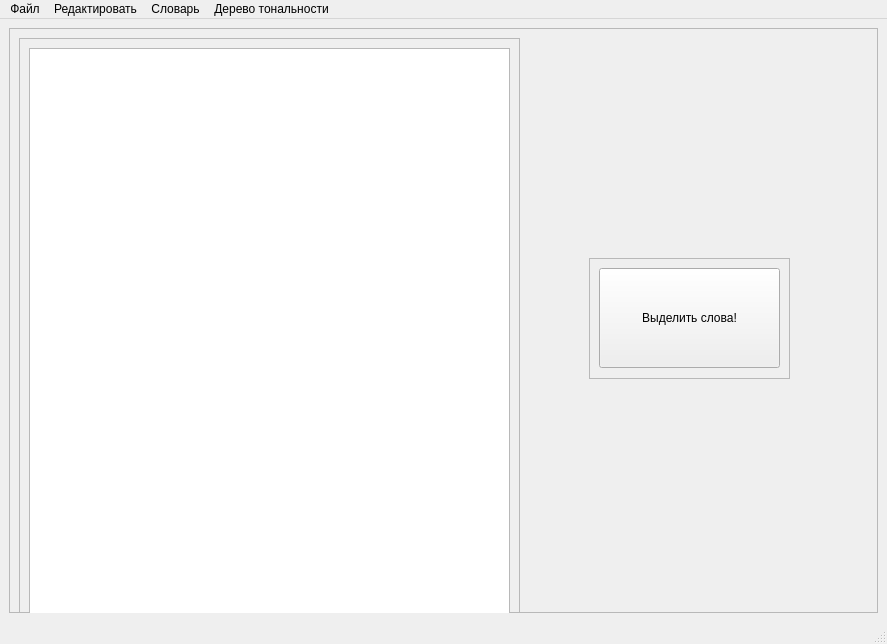
Above: ui/main.ui from Andrew-Garanin/SentimentVisualizationApp before the change. Below: the same form after it.
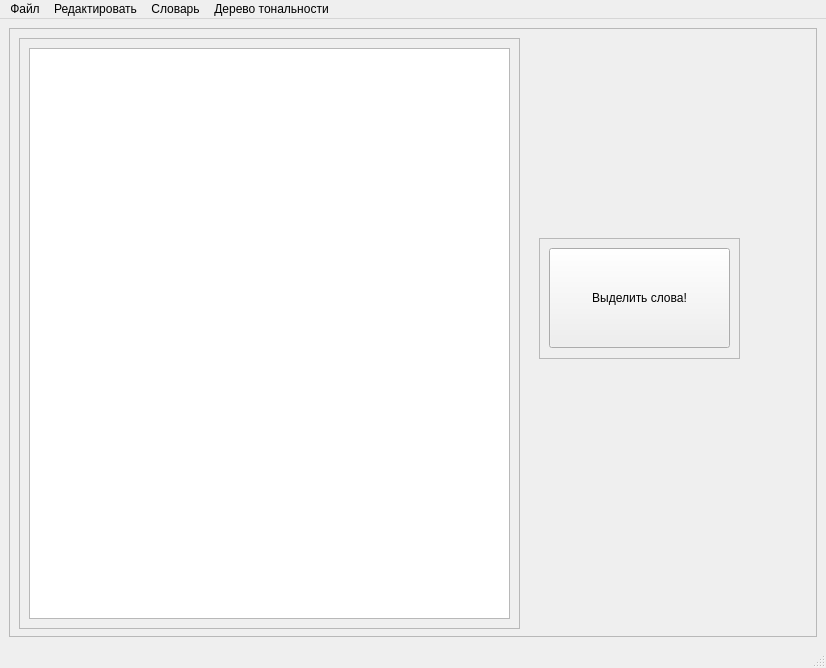
That is the form after the change.

The edit to the form file:
```diff
--- a/ui/main.ui
+++ b/ui/main.ui
@@ -6,8 +6,8 @@
    <rect>
     <x>0</x>
     <y>0</y>
-    <width>887</width>
-    <height>644</height>
+    <width>826</width>
+    <height>668</height>
    </rect>
   </property>
   <property name="contextMenuPolicy">
@@ -73,8 +73,8 @@
       <widget class="QFrame" name="frame_3">
        <property name="geometry">
         <rect>
-         <x>580</x>
-         <y>230</y>
+         <x>530</x>
+         <y>210</y>
          <width>201</width>
          <height>121</height>
         </rect>
@@ -92,7 +92,7 @@
         <enum>QFrame::Raised</enum>
        </property>
        <layout class="QGridLayout" name="gridLayout_3">
-        <item row="0" column="0">
+        <item row="0" column="1">
          <widget class="QPushButton" name="buttonMarkup">
           <property name="minimumSize">
            <size>
@@ -116,7 +116,7 @@
     <rect>
      <x>0</x>
      <y>0</y>
-     <width>887</width>
+     <width>826</width>
      <height>21</height>
     </rect>
    </property>
```
